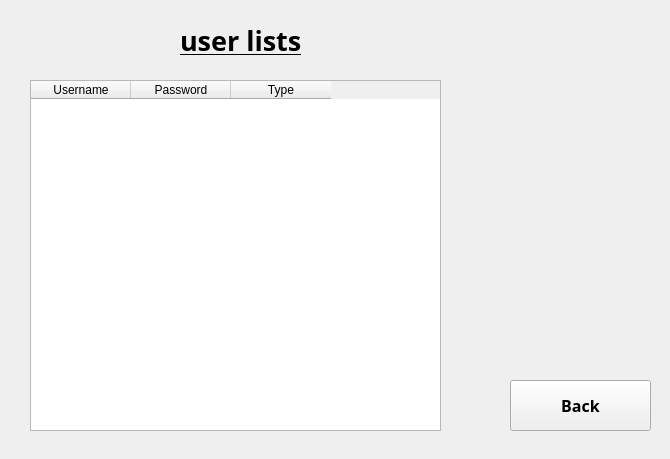
The window that src/login/GUI/showUsers.ui (itay9/SCE_BSMP_2021_Team5) describes before a commit, drawn with Qt 5.
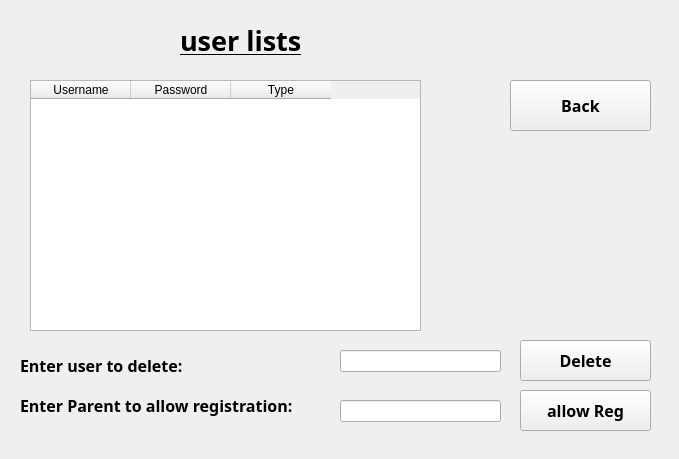
The same window after the commit.

Commit message: show users fix

Diff of the .ui file:
```diff
--- a/src/login/GUI/showUsers.ui
+++ b/src/login/GUI/showUsers.ui
@@ -6,7 +6,7 @@
    <rect>
     <x>0</x>
     <y>0</y>
-    <width>670</width>
+    <width>679</width>
     <height>459</height>
    </rect>
   </property>
@@ -19,8 +19,8 @@
      <rect>
       <x>30</x>
       <y>80</y>
-      <width>411</width>
-      <height>351</height>
+      <width>391</width>
+      <height>251</height>
      </rect>
     </property>
     <property name="cornerButtonEnabled">
@@ -67,7 +67,7 @@
     <property name="geometry">
      <rect>
       <x>510</x>
-      <y>380</y>
+      <y>80</y>
       <width>141</width>
       <height>51</height>
      </rect>
@@ -84,6 +84,110 @@
      <string>Back</string>
     </property>
    </widget>
+   <widget class="QLineEdit" name="inputChildName">
+    <property name="geometry">
+     <rect>
+      <x>340</x>
+      <y>350</y>
+      <width>161</width>
+      <height>22</height>
+     </rect>
+    </property>
+   </widget>
+   <widget class="QLabel" name="child_NAME_LABEL">
+    <property name="geometry">
+     <rect>
+      <x>20</x>
+      <y>350</y>
+      <width>231</width>
+      <height>31</height>
+     </rect>
+    </property>
+    <property name="font">
+     <font>
+      <family>Arial Black</family>
+      <pointsize>12</pointsize>
+      <weight>75</weight>
+      <bold>true</bold>
+     </font>
+    </property>
+    <property name="text">
+     <string>Enter user to delete:</string>
+    </property>
+   </widget>
+   <widget class="QPushButton" name="DeleteButton">
+    <property name="geometry">
+     <rect>
+      <x>520</x>
+      <y>340</y>
+      <width>131</width>
+      <height>41</height>
+     </rect>
+    </property>
+    <property name="font">
+     <font>
+      <family>Arial Black</family>
+      <pointsize>12</pointsize>
+      <weight>75</weight>
+      <bold>true</bold>
+     </font>
+    </property>
+    <property name="text">
+     <string>Delete</string>
+    </property>
+   </widget>
+   <widget class="QLabel" name="child_NAME_LABEL_2">
+    <property name="geometry">
+     <rect>
+      <x>20</x>
+      <y>390</y>
+      <width>311</width>
+      <height>31</height>
+     </rect>
+    </property>
+    <property name="font">
+     <font>
+      <family>Arial Black</family>
+      <pointsize>12</pointsize>
+      <weight>75</weight>
+      <bold>true</bold>
+     </font>
+    </property>
+    <property name="text">
+     <string>Enter Parent to allow registration:</string>
+    </property>
+   </widget>
+   <widget class="QPushButton" name="DeleteButton_2">
+    <property name="geometry">
+     <rect>
+      <x>520</x>
+      <y>390</y>
+      <width>131</width>
+      <height>41</height>
+     </rect>
+    </property>
+    <property name="font">
+     <font>
+      <family>Arial Black</family>
+      <pointsize>12</pointsize>
+      <weight>75</weight>
+      <bold>true</bold>
+     </font>
+    </property>
+    <property name="text">
+     <string>allow Reg</string>
+    </property>
+   </widget>
+   <widget class="QLineEdit" name="inputChildName_2">
+    <property name="geometry">
+     <rect>
+      <x>340</x>
+      <y>400</y>
+      <width>161</width>
+      <height>22</height>
+     </rect>
+    </property>
+   </widget>
   </widget>
  </widget>
  <resources/>
```
